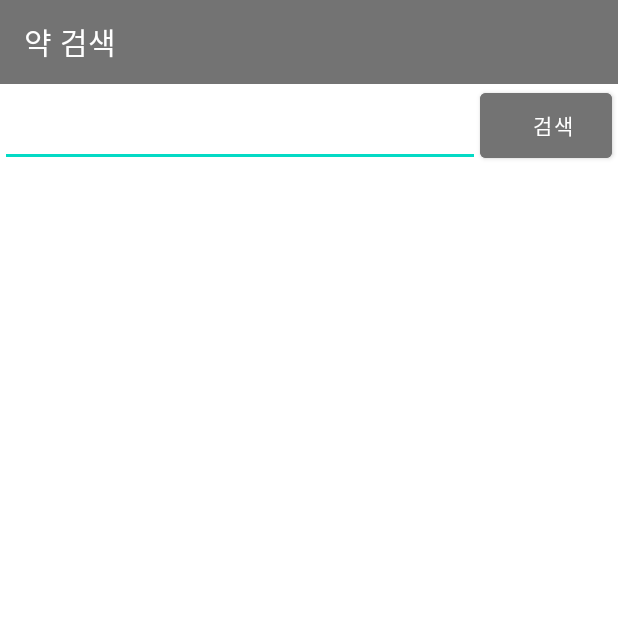
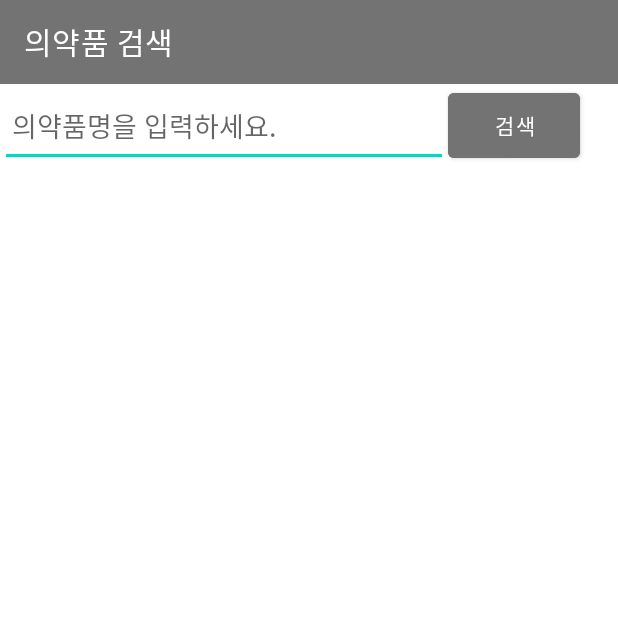
Before and after one commit to kkt98/HospitalInMyHand, an Android app: the MedicalActivity screen opened directly, with no data from a screen before it, on a phone screen of 412 x 824 dp, the top half of it. Run offline under Robolectric (Android 15) with nearby library versions, the phone set to English and light mode, and no system bars.

Commit message:
2022-06-12 04:14

```diff
--- a/app/build.gradle
+++ b/app/build.gradle
@@ -49,12 +49,12 @@ dependencies {
     implementation 'kr.co.prnd:readmore-textview:1.0.0'
     implementation 'androidx.annotation:annotation:1.3.0'
     implementation 'androidx.lifecycle:lifecycle-livedata-ktx:2.4.1'
-    implementation 'androidx.lifecycle:lifecycle-viewmodel-ktx:2.4.1'
     implementation 'com.google.android.gms:play-services-auth:20.2.0'
     implementation 'com.squareup.retrofit2:retrofit:2.9.0'
     implementation 'com.google.code.gson:gson:2.9.0'
     implementation 'com.squareup.retrofit2:converter-gson:2.9.0'
     implementation 'com.google.firebase:firebase-common-ktx:20.1.0'
+    implementation 'com.google.android.gms:play-services-location:20.0.0'
     testImplementation 'junit:junit:4.13.2'
     androidTestImplementation 'androidx.test.ext:junit:1.1.3'
     androidTestImplementation 'androidx.test.espresso:espresso-core:3.4.0'
@@ -62,8 +62,6 @@ dependencies {
     implementation platform('com.google.firebase:firebase-bom:29.3.1')
     implementation 'com.google.firebase:firebase-auth:21.0.3'
     implementation 'com.google.android.gms:play-services-maps:18.0.2'
-    implementation 'com.google.android.gms:play-services-location:20.0.0'
-    implementation 'com.google.android.gms:play-services-location:20.0.0'
     implementation 'com.google.android.gms:play-services-places:17.0.0'
     implementation 'com.squareup.retrofit2:converter-scalars:2.9.0'
     implementation 'com.applandeo:material-calendar-view:1.7.0'
--- a/app/src/main/AndroidManifest.xml
+++ b/app/src/main/AndroidManifest.xml
@@ -18,9 +18,6 @@
         tools:ignore="UnusedAttribute">
         <activity
             android:name=".MedicalMoreActivity"
-            android:exported="false" />
-        <activity
-            android:name=".BaseActivity"
             android:exported="false" />
         <activity
             android:name=".CalendarActivity"
--- a/app/src/main/java/com/kkt1019/hospitalinmyhand/HomePage2Adapter.kt
+++ b/app/src/main/java/com/kkt1019/hospitalinmyhand/HomePage2Adapter.kt
@@ -46,7 +46,7 @@ class HomePage2Adapter constructor(val context:Context, var page2Items:MutableLi
         var handler = Handler()
         handler.postDelayed({
 
-            G.location = HomePage2Fragment.DistanceManager.getDistance(G.Ypos.toDouble() , G.Xpos.toDouble(), item.wgs84Lon.toDouble(), item.wgs84Lat.toDouble()).toString()
+            G.location = HomePage2Fragment.DistanceManager.getDistance(G.Ypos!!.toDouble() , G.Xpos!!.toDouble(), item.wgs84Lon.toDouble(), item.wgs84Lat.toDouble()).toString()
 
         } , 100)
 
--- a/app/src/main/java/com/kkt1019/hospitalinmyhand/MedicalActivity.kt
+++ b/app/src/main/java/com/kkt1019/hospitalinmyhand/MedicalActivity.kt
@@ -2,8 +2,11 @@ package com.kkt1019.hospitalinmyhand
 
 import android.os.Bundle
 import android.util.Log
+import android.view.View
 import androidx.appcompat.app.AlertDialog
 import androidx.appcompat.app.AppCompatActivity
+import androidx.core.view.isGone
+import androidx.core.view.isVisible
 import androidx.recyclerview.widget.RecyclerView
 import com.kkt1019.hospitalinmyhand.databinding.ActivityMedicalBinding
 import retrofit2.Call
@@ -15,31 +18,26 @@ class MedicalActivity : AppCompatActivity() {
 
     val recycler: RecyclerView by lazy { binding.recycler }
 
-//    var items = mutableListOf<MedicalItem>()
-
     override fun onCreate(savedInstanceState: Bundle?) {
         super.onCreate(savedInstanceState)
         setContentView(binding.root)
 
         setSupportActionBar(binding.toolbar)
 
-        binding.toolbar.title = "약 검색"
-
-
+        binding.toolbar.title = "의약품 검색"
 
         binding.btn.setOnClickListener { datas() }
     }
 
-    var items1 = mutableListOf<MedicalItems>()
-    var items2 = mutableListOf<MedicalItems>()
-
     fun datas(){
 
-        var edit = binding.edit.text.toString()
+        binding.progress.visibility = View.VISIBLE
+
+        val etname = binding.edit.text.toString()
 
         val retrofit = RetrofitHelper.getRetrofitInstance()
         val retrofitService = retrofit.create(RetrofitService::class.java)
-        val call = retrofitService.MedicalData("H7PvoIiO2D6+qVfe6kF2WAoJgdpbVUtJT52Wx7dL6+DLP4IEk5i5xqP+GZMDktix9xaYS03X6YP4JtLGSnuunw==", 1, 100, "json", "$edit")
+        val call = retrofitService.MedicalData("H7PvoIiO2D6+qVfe6kF2WAoJgdpbVUtJT52Wx7dL6+DLP4IEk5i5xqP+GZMDktix9xaYS03X6YP4JtLGSnuunw==", "$etname", "json")
 
         call.enqueue(object : Callback<MedicalItemVO> {
             override fun onResponse(call: Call<MedicalItemVO>, response: Response<MedicalItemVO>) {
@@ -49,11 +47,11 @@ class MedicalActivity : AppCompatActivity() {
 
                 medicalResponse?.body?.items?.let {
 
-                    items1.addAll(it)
+                    binding.recycler.adapter = MedicalAdapter(this@MedicalActivity, it)
 
-                    Log.i("jjj", items1.toString())
+                    binding.edit.text.clear()
 
-                    binding.recycler.adapter = MedicalAdapter(this@MedicalActivity, items1)
+                    binding.progress.visibility = View.GONE
 
                 }
             }
@@ -65,21 +63,4 @@ class MedicalActivity : AppCompatActivity() {
         })
 
     }
-
-//    fun searchMedical(){
-//
-//        var etname =  binding.edit.text.toString()
-//
-//        for (item in items1) {
-//            Log.i("aaa", item.itemName)
-//            if (item.itemName.contains(etname)) {
-//                items2.add(item)
-//            }
-//        }
-//
-//        binding.edit.text.clear()
-//
-//        binding.recycler.adapter = MedicalAdapter(this@MedicalActivity, items2)
-//
-//    }
 }
--- a/app/src/main/java/com/kkt1019/hospitalinmyhand/RetrofitService.kt
+++ b/app/src/main/java/com/kkt1019/hospitalinmyhand/RetrofitService.kt
@@ -18,24 +18,7 @@ interface RetrofitService {
     @GET("/hospital/Delete.php")
     fun DeleteDataFromServer(@Query("nickname") nickname:String): Call<ArrayList<ItemVO?>>
 
-    @GET("1471000/DrugPrdtPrmsnInfoService02")
-    fun MedicalData(@Query("ServiceKey") serviceKey:String, @Query("pageNo") pageNo:Int, @Query("numOfRows") numOfRows:Int, @Query("type") type:String, @Query("item_name") item_name:String):Call<MedicalItemVO>
+    @GET("/1471000/DrbEasyDrugInfoService/getDrbEasyDrugList")
+    fun MedicalData(@Query("ServiceKey") serviceKey:String, @Query("itemName") itemName:String, @Query("type") type:String):Call<MedicalItemVO>
 
-    @GET("1471000/DrbEasyDrugInfoService/getDrbEasyDrugList?serviceKey=H7PvoIiO2D6+qVfe6kF2WAoJgdpbVUtJT52Wx7dL6+DLP4IEk5i5xqP+GZMDktix9xaYS03X6YP4JtLGSnuunw==&pageNo=1&numOfRows=3&type=json")
-    fun aaa() :Call<MedicalItemVO>
-
-    @GET("/1471000/DrbEasyDrugInfoService/getDrbEasyDrugList?serviceKey=H7PvoIiO2D6+qVfe6kF2WAoJgdpbVUtJT52Wx7dL6+DLP4IEk5i5xqP+GZMDktix9xaYS03X6YP4JtLGSnuunw==")
-    fun bbb(@Query("pageNo") pageNo:Int, @Query("numOfRows") numOfRows:Int, @Query("type") type:String):Call<MedicalItemVO>
-
-
-    @GET("/1471000/DrbEasyDrugInfoService/getDrbEasyDrugList")
-    fun MedicalDataString(@Query("ServiceKey") ServiceKey:String, @Query("pageNo") pageNo:Int, @Query("numOfRows") numOfRows:Int, @Query("type") type:String):Call<String>
-//
-//    @GET("1471000/DrbEasyDrugInfoService/getDrbEasyDrugList?ServiceKey=H7PvoIiO2D6%2BqVfe6kF2WAoJgdpbVUtJT52Wx7dL6%2BDLP4IEk5i5xqP%2BGZMDktix9xaYS03X6YP4JtLGSnuunw%3D%3D&pageNo=1&numOfRows=3&type=json")
-//    fun aaa() :Call<String>
-//
-//    @GET("1471000/DrbEasyDrugInfoService/getDrbEasyDrugList?ServiceKey=H7PvoIiO2D6%2BqVfe6kF2WAoJgdpbVUtJT52Wx7dL6%2BDLP4IEk5i5xqP%2BGZMDktix9xaYS03X6YP4JtLGSnuunw%3D%3D")
-//    fun bbb( @Query("pageNo") pageNo:Int, @Query("numOfRows") numOfRows:Int, @Query("type") type:String):Call<String>
 }
-
-//1471000/DrbEasyDrugInfoService/getDrbEasyDrugList?ServiceKey=H7PvoIiO2D6%2BqVfe6kF2WAoJgdpbVUtJT52Wx7dL6%2BDLP4IEk5i5xqP%2BGZMDktix9xaYS03X6YP4JtLGSnuunw%3D%3D&pageNo=1&numOfRows=3&type=json
--- a/app/src/main/res/layout/activity_medical.xml
+++ b/app/src/main/res/layout/activity_medical.xml
@@ -18,10 +18,11 @@
         android:id="@+id/edit"
         android:layout_width="wrap_content"
         android:layout_height="55dp"
-        android:ems="15"
-        android:padding="8dp"
+        android:layout_below="@+id/toolbar"
+        android:ems="14"
         android:inputType="text"
-        android:layout_below="@+id/toolbar"/>
+        android:hint="의약품명을 입력하세요."
+        android:padding="8dp" />
 
     <Button
         android:id="@+id/btn"
@@ -30,7 +31,6 @@
         android:layout_below="@+id/toolbar"
         android:layout_toRightOf="@+id/edit"
         android:backgroundTint="@color/mycolor2"
-        android:paddingRight="8dp"
         android:text="검색" />
 
     <androidx.recyclerview.widget.RecyclerView
@@ -41,4 +41,12 @@
         android:orientation="vertical"
         app:layoutManager="androidx.recyclerview.widget.LinearLayoutManager" />
 
+    <ProgressBar
+        android:id="@+id/progress"
+        style="@android:style/Widget.Holo.ProgressBar.Large"
+        android:layout_width="wrap_content"
+        android:layout_height="wrap_content"
+        android:visibility="gone"
+        android:layout_centerInParent="true" />
+
 </RelativeLayout>
--- a/app/src/main/res/layout/recycler_homepage1_item.xml
+++ b/app/src/main/res/layout/recycler_homepage1_item.xml
@@ -71,7 +71,7 @@
             android:layout_height="wrap_content"
             android:layout_below="@+id/address"
             android:layout_alignParentEnd="true"
-            android:maxLength="4"
+            android:maxLength="3"
             android:paddingRight="8dp"
             android:text="123"
             android:textSize="18sp"
--- a/app/src/main/res/values/strings.xml
+++ b/app/src/main/res/values/strings.xml
@@ -1,5 +1,5 @@
 <resources>
-    <string name="app_name">HospitalInMyHand</string>
+    <string name="app_name">내병</string>
     <!-- TODO: Remove or change this placeholder text -->
     <string name="hello_blank_fragment">Hello blank fragment</string>
 
```
Also changed, not shown: app/src/main/java/com/kkt1019/hospitalinmyhand/HomePage1Adapter.kt (+5 -6 lines), app/src/main/java/com/kkt1019/hospitalinmyhand/HomePage1Fragment.kt (+24 -24 lines), app/src/main/java/com/kkt1019/hospitalinmyhand/RetrofitHelper.kt (+10 -0 lines).
